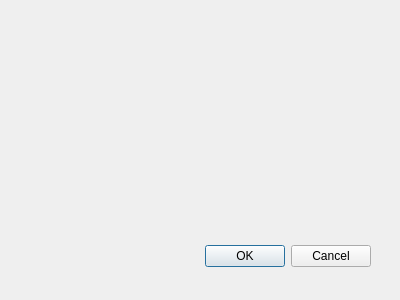
lenky0401/fcitx-qimpanel-configtool, file mainwindow.ui: the form before one commit.
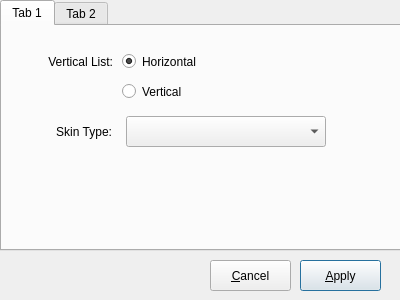
The form after the commit.

Commit message: Support configure VerticalList and SkinType

Patch:
```diff
--- a/mainwindow.ui
+++ b/mainwindow.ui
@@ -15,21 +15,128 @@
   <property name="windowTitle">
    <string>Dialog</string>
   </property>
-  <widget class="QDialogButtonBox" name="buttonBox">
+  <widget class="QPushButton" name="pushButtonApply">
    <property name="geometry">
     <rect>
-     <x>30</x>
-     <y>240</y>
-     <width>341</width>
-     <height>32</height>
+     <x>300</x>
+     <y>260</y>
+     <width>81</width>
+     <height>31</height>
     </rect>
    </property>
-   <property name="orientation">
-    <enum>Qt::Horizontal</enum>
+   <property name="text">
+    <string>&amp;Apply</string>
    </property>
-   <property name="standardButtons">
-    <set>QDialogButtonBox::Cancel|QDialogButtonBox::Ok</set>
+  </widget>
+  <widget class="QPushButton" name="pushButtonCancel">
+   <property name="geometry">
+    <rect>
+     <x>210</x>
+     <y>260</y>
+     <width>81</width>
+     <height>31</height>
+    </rect>
    </property>
+   <property name="text">
+    <string>&amp;Cancel</string>
+   </property>
+  </widget>
+  <widget class="QTabWidget" name="tabWidget">
+   <property name="geometry">
+    <rect>
+     <x>0</x>
+     <y>0</y>
+     <width>401</width>
+     <height>251</height>
+    </rect>
+   </property>
+   <property name="currentIndex">
+    <number>0</number>
+   </property>
+   <widget class="QWidget" name="tab">
+    <attribute name="title">
+     <string>Tab 1</string>
+    </attribute>
+    <widget class="QLabel" name="labelVerticalList">
+     <property name="geometry">
+      <rect>
+       <x>0</x>
+       <y>20</y>
+       <width>111</width>
+       <height>31</height>
+      </rect>
+     </property>
+     <property name="text">
+      <string>Vertical List:</string>
+     </property>
+     <property name="alignment">
+      <set>Qt::AlignRight|Qt::AlignTrailing|Qt::AlignVCenter</set>
+     </property>
+    </widget>
+    <widget class="QRadioButton" name="radioButtonHorizontal">
+     <property name="geometry">
+      <rect>
+       <x>120</x>
+       <y>20</y>
+       <width>241</width>
+       <height>31</height>
+      </rect>
+     </property>
+     <property name="text">
+      <string>Horizontal</string>
+     </property>
+     <property name="checked">
+      <bool>true</bool>
+     </property>
+    </widget>
+    <widget class="QRadioButton" name="radioButtonVertical">
+     <property name="geometry">
+      <rect>
+       <x>120</x>
+       <y>50</y>
+       <width>241</width>
+       <height>31</height>
+      </rect>
+     </property>
+     <property name="text">
+      <string>Vertical</string>
+     </property>
+    </widget>
+    <widget class="QLabel" name="labelSkinType">
+     <property name="geometry">
+      <rect>
+       <x>-10</x>
+       <y>90</y>
+       <width>120</width>
+       <height>31</height>
+      </rect>
+     </property>
+     <property name="text">
+      <string>Skin Type:</string>
+     </property>
+     <property name="alignment">
+      <set>Qt::AlignRight|Qt::AlignTrailing|Qt::AlignVCenter</set>
+     </property>
+    </widget>
+    <widget class="QComboBox" name="comboBoxSkinType">
+     <property name="enabled">
+      <bool>true</bool>
+     </property>
+     <property name="geometry">
+      <rect>
+       <x>124</x>
+       <y>90</y>
+       <width>200</width>
+       <height>31</height>
+      </rect>
+     </property>
+    </widget>
+   </widget>
+   <widget class="QWidget" name="tab_2">
+    <attribute name="title">
+     <string>Tab 2</string>
+    </attribute>
+   </widget>
   </widget>
  </widget>
  <pixmapfunction/>
```
Left out of the diff: 40 changed lines with no effect on the pictures. The commit also changes 2 other files.
